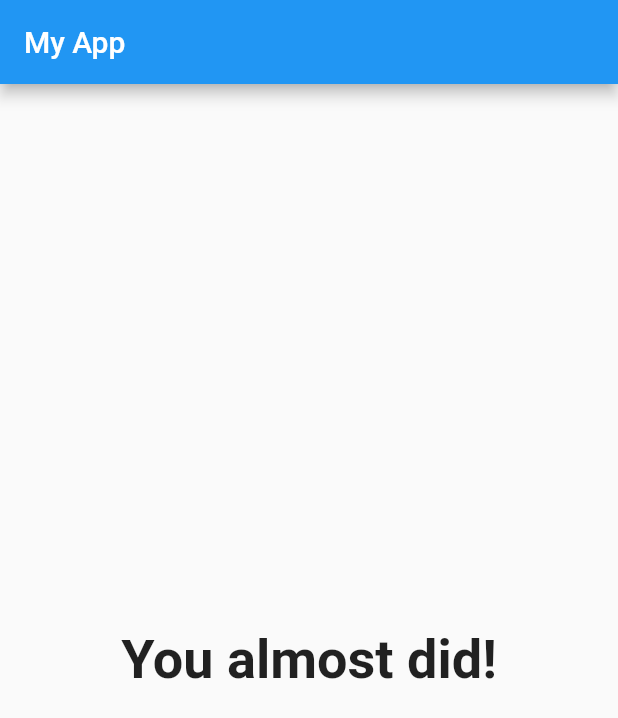
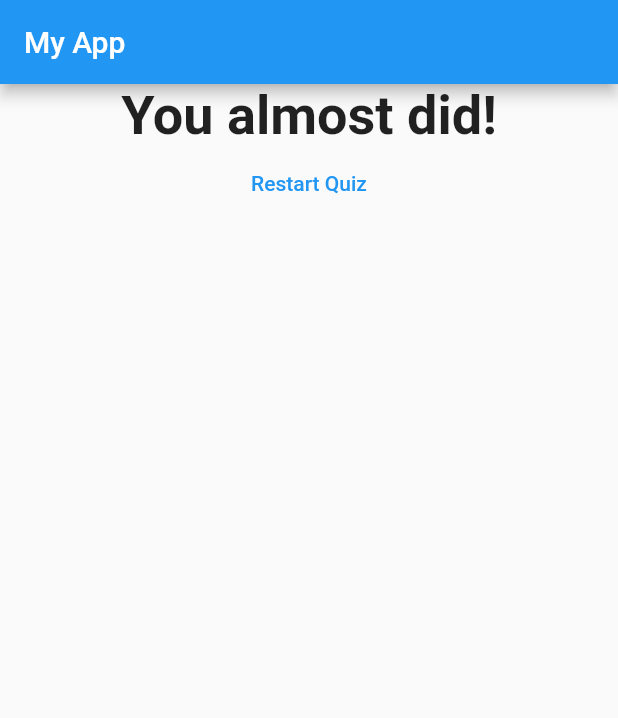
Before and after one commit to thiagocarnaes/flutter_app, a Flutter app: the screen it shows after launch, after a tap on "Black", after a tap on "Cat", after a tap on "None", on a phone screen of 412 x 824 dp. Shown: the top 718 px of the screen. Run offline on Flutter 3.47's test engine with Material 2 defaults, Android fonts, the phone set to English and light mode, and no system bars.

Commit message:
Resetting the Quiz

```diff
--- a/lib/main.dart
+++ b/lib/main.dart
@@ -42,6 +42,13 @@ class _MyAsppState extends State<MyApp> {
   var _questionIndex = 0;
   var _totalScore = 0;
 
+  void _resetQuiz() {
+    setState(() {
+      _questionIndex = 0;
+      _totalScore = 0;
+    });
+  }
+
   void _answerQuestion(int score) {
     _totalScore += score;
     setState(() {
@@ -70,7 +77,7 @@ class _MyAsppState extends State<MyApp> {
                 questions: _questions,
                 questionIndex: _questionIndex,
               )
-            : Result(_totalScore),
+            : Result(_totalScore, _resetQuiz),
       ),
     );
   }
--- a/lib/result.dart
+++ b/lib/result.dart
@@ -2,8 +2,9 @@ import 'package:flutter/material.dart';
 
 class Result extends StatelessWidget {
   final int resultScore;
+  final Function resetQuiz;
 
-  Result(this.resultScore);
+  Result(this.resultScore, this.resetQuiz);
 
   String get resultPhrase {
     var resultText = "You did it!";
@@ -21,10 +22,21 @@ class Result extends StatelessWidget {
   @override
   Widget build(BuildContext context) {
     return Center(
-      child: Text(
-        resultPhrase,
-        style: TextStyle(fontSize: 36, fontWeight: FontWeight.bold),
-        textAlign: TextAlign.center,
+      child: Column(
+        children: [
+          Text(
+            resultPhrase,
+            style: TextStyle(fontSize: 36, fontWeight: FontWeight.bold),
+            textAlign: TextAlign.center,
+          ),
+          FlatButton(
+            child: Text(
+              "Restart Quiz",
+            ),
+            textColor: Colors.blue,
+            onPressed: resetQuiz,
+          )
+        ],
       ),
     );
   }
```
